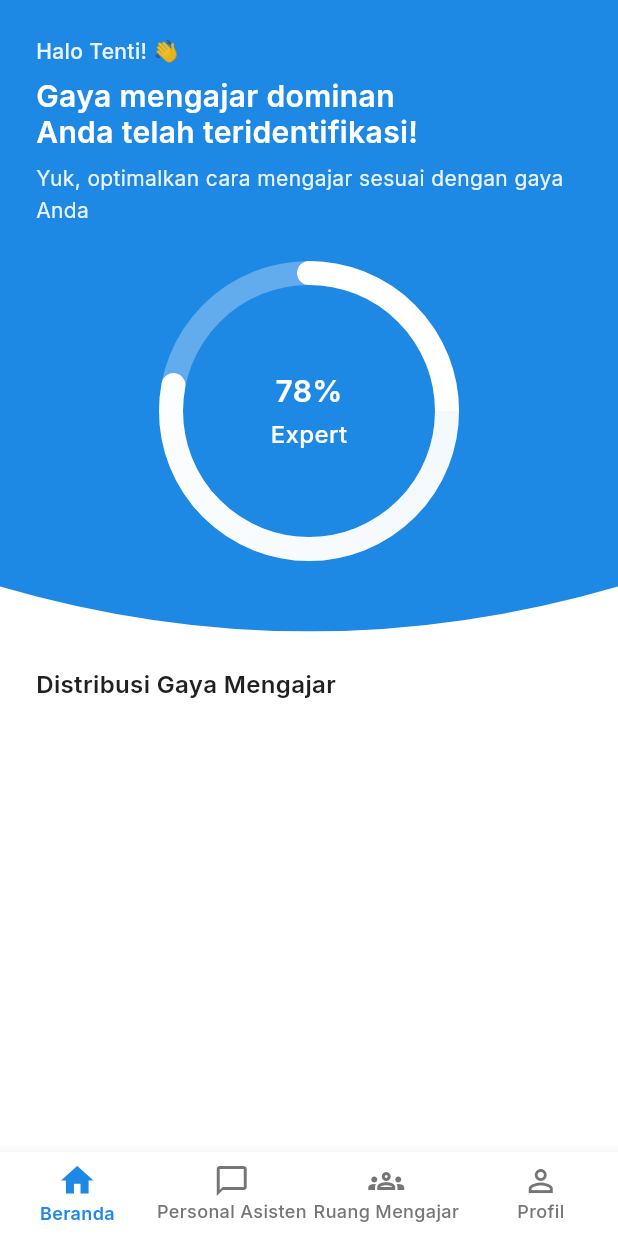
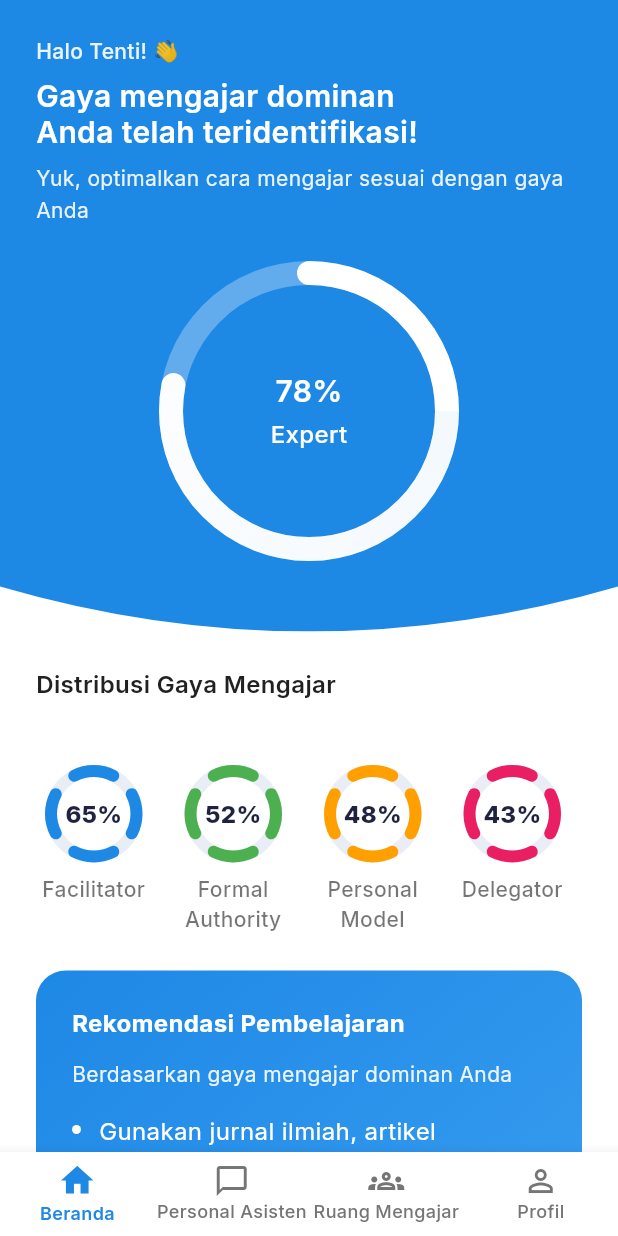
Before and after one commit to BimbingInOfficial/bimbingin-app, a Flutter app: the screen it shows after launch, on a phone screen of 412 x 824 dp. Run offline on Flutter 3.47's test engine with Material 3 defaults, Android fonts, the phone set to English and light mode, and no system bars; our stand-ins replace get, google_fonts.

Commit message:
feat: recomendation card

```diff
--- /dev/null
+++ b/lib/app/core/widgets/mini_circular_stat.dart
@@ -0,0 +1,121 @@
+import 'dart:math' as math;
+import 'package:flutter/material.dart';
+import '../theme/app_spacing.dart';
+import '../theme/app_typography.dart';
+
+/// Mini circular statistic with 4 fixed dashes (top, right, bottom, left)
+/// The colored ring is NOT tied to percent; percent shown as text only.
+class MiniCircularStat extends StatelessWidget {
+  final Color color;
+  final double percent; // 0..100
+  final String label;
+  final double size;
+  final double strokeWidth;
+  final double segmentSweepRadians; // length of each dash (in radians)
+
+  const MiniCircularStat({
+    super.key,
+    required this.color,
+    required this.percent,
+    required this.label,
+    this.size = 65,
+    this.strokeWidth = 8,
+    this.segmentSweepRadians = 0.95, // ≈54° per dash, adjust to taste
+  }) : assert(percent >= 0 && percent <= 100, 'percent must be 0..100');
+
+  @override
+  Widget build(BuildContext context) {
+    return Column(
+      mainAxisSize: MainAxisSize.min,
+      children: [
+        SizedBox(
+          width: size,
+          height: size,
+          child: Stack(
+            alignment: Alignment.center,
+            children: [
+              CustomPaint(
+                size: Size(size, size),
+                painter: _FourDashRingPainter(
+                  color: color,
+                  trackColor: const Color(0xFFE9EDF5), // soft gray like design
+                  strokeWidth: strokeWidth,
+                  dashSweep: segmentSweepRadians,
+                ),
+              ),
+              Text(
+                '${percent.toStringAsFixed(0)}%',
+                style: AppTypography.titleMedium.copyWith(
+                  color: const Color(0xFF1F2340), // dark navy-ish
+                  fontWeight: FontWeight.w800,
+                ),
+              ),
+            ],
+          ),
+        ),
+        SizedBox(height: AppSpacing.sm),
+        SizedBox(
+          width: size + 12,
+          child: Text(
+            label,
+            textAlign: TextAlign.center,
+            style: AppTypography.labelLarge.copyWith(color: Colors.black54),
+            maxLines: 2,
+            overflow: TextOverflow.ellipsis,
+          ),
+        ),
+      ],
+    );
+  }
+}
+
+class _FourDashRingPainter extends CustomPainter {
+  final Color color;
+  final Color trackColor;
+  final double strokeWidth;
+  final double dashSweep;
+
+  _FourDashRingPainter({
+    required this.color,
+    required this.trackColor,
+    required this.strokeWidth,
+    required this.dashSweep,
+  });
+
+  @override
+  void paint(Canvas canvas, Size size) {
+    final center = Offset(size.width / 2, size.height / 2);
+    final radius = (size.width - strokeWidth) / 2;
+
+    final trackPaint = Paint()
+      ..style = PaintingStyle.stroke
+      ..strokeWidth = strokeWidth
+      ..strokeCap = StrokeCap.round
+      ..color = trackColor;
+
+    final dashPaint = Paint()
+      ..style = PaintingStyle.stroke
+      ..strokeWidth = strokeWidth
+      ..strokeCap = StrokeCap.round
+      ..color = color;
+
+    // background ring
+    canvas.drawCircle(center, radius, trackPaint);
+
+    final rect = Rect.fromCircle(center: center, radius: radius);
+
+    // Center angles for top, right, bottom, left
+    const angles = [-math.pi / 2, 0.0, math.pi / 2, math.pi];
+    for (final angle in angles) {
+      final start = angle - dashSweep / 2; // center each dash on the axis
+      canvas.drawArc(rect, start, dashSweep, false, dashPaint);
+    }
+  }
+
+  @override
+  bool shouldRepaint(covariant _FourDashRingPainter oldDelegate) =>
+      oldDelegate.color != color ||
+      oldDelegate.trackColor != trackColor ||
+      oldDelegate.strokeWidth != strokeWidth ||
+      oldDelegate.dashSweep != dashSweep;
+}
--- /dev/null
+++ b/lib/app/core/widgets/recomendation_card.dart
@@ -0,0 +1,104 @@
+import 'package:flutter/material.dart';
+
+import '../theme/app_colors.dart';
+import '../theme/app_spacing.dart';
+import '../theme/app_typography.dart';
+
+/// RecommendationCard
+/// A reusable blue gradient card with title, subtitle and bullet list items.
+/// Place under: lib/app/core/widgets/recommendation_card.dart
+class RecommendationCard extends StatelessWidget {
+  final String title;
+  final String subtitle;
+  final List<String> items;
+  final double radius;
+  final EdgeInsets? padding;
+  final List<Color>? gradientColors;
+
+  const RecommendationCard({
+    super.key,
+    required this.title,
+    required this.subtitle,
+    required this.items,
+    this.radius = 20,
+    this.padding,
+    this.gradientColors,
+  });
+
+  @override
+  Widget build(BuildContext context) {
+    final colors = gradientColors ?? [AppColors.primary, AppColors.primaryLight];
+
+    return Container(
+      decoration: BoxDecoration(
+        gradient: LinearGradient(
+          colors: colors,
+          begin: Alignment.topLeft,
+          end: Alignment.bottomRight,
+        ),
+        borderRadius: BorderRadius.circular(radius),
+      ),
+      padding: padding ?? EdgeInsets.all(AppSpacing.xl),
+      child: Column(
+        crossAxisAlignment: CrossAxisAlignment.start,
+        children: [
+          Text(
+            title,
+            style: AppTypography.titleLarge.copyWith(
+              color: Colors.white,
+              fontWeight: FontWeight.w700,
+            ),
+          ),
+          SizedBox(height: AppSpacing.md),
+          if (subtitle.isNotEmpty)
+            Text(
+              subtitle,
+              style: AppTypography.bodyMedium.copyWith(
+                color: Colors.white.withOpacity(0.9),
+              ),
+            ),
+          SizedBox(height: AppSpacing.lg),
+          ...items.map((t) => Padding(
+                padding: EdgeInsets.only(bottom: AppSpacing.md),
+                child: _BulletItem(text: t),
+              )),
+        ],
+      ),
+    );
+  }
+}
+
+class _BulletItem extends StatelessWidget {
+  final String text;
+  const _BulletItem({required this.text});
+
+  @override
+  Widget build(BuildContext context) {
+    return Row(
+      crossAxisAlignment: CrossAxisAlignment.start,
+      children: [
+        // bullet dot
+        Container(
+          margin: EdgeInsets.only(top: 8),
+          width: 6,
+          height: 6,
+          decoration: const BoxDecoration(
+            color: Colors.white,
+            shape: BoxShape.circle,
+          ),
+        ),
+        SizedBox(width: AppSpacing.md),
+        // text
+        Expanded(
+          child: Text(
+            text,
+            style: AppTypography.bodyLarge.copyWith(
+              color: Colors.white,
+              height: 1.5,
+            ),
+          ),
+        ),
+      ],
+    );
+  }
+}
--- a/lib/app/modules/guru_homepage/views/guru_homepage_view.dart
+++ b/lib/app/modules/guru_homepage/views/guru_homepage_view.dart
@@ -1,6 +1,8 @@
 import 'package:bimbingin_app/app/core/theme/app_colors.dart';
 import 'package:bimbingin_app/app/core/theme/app_spacing.dart';
 import 'package:bimbingin_app/app/core/theme/app_typography.dart';
+import 'package:bimbingin_app/app/core/widgets/mini_circular_stat.dart';
+import 'package:bimbingin_app/app/core/widgets/recomendation_card.dart';
 import 'package:bimbingin_app/app/core/widgets/topbanner_homepage.dart';
 import 'package:flutter/material.dart';
 
@@ -30,8 +32,53 @@ class GuruHomepageView extends StatelessWidget {
               ),
             ),
           ),
-          SizedBox(height: AppSpacing.xxxl),
-
+          SizedBox(height: 19),
+          Padding(
+            padding: EdgeInsets.symmetric(horizontal: AppSpacing.xl),
+            child: Wrap(
+              alignment: WrapAlignment.spaceBetween,
+              spacing: AppSpacing.lg,
+              runSpacing: AppSpacing.lg,
+              children: const [
+                MiniCircularStat(
+                  color: AppColors.primary,
+                  percent: 65,
+                  label: 'Facilitator',
+                ),
+                MiniCircularStat(
+                  color: Color(0xFF4CAF50),
+                  percent: 52,
+                  label: 'Formal Authority',
+                ),
+                MiniCircularStat(
+                  color: Color(0xFFFFA000),
+                  percent: 48,
+                  label: 'Personal Model',
+                ),
+                MiniCircularStat(
+                  color: Color(0xFFE91E63),
+                  percent: 43,
+                  label: 'Delegator',
+                ),
+              ],
+            ),
+          ),
+          Padding(
+            padding: EdgeInsets.all(AppSpacing.xl),
+            child: RecommendationCard(
+              title: 'Rekomendasi Pembelajaran',
+              subtitle: 'Berdasarkan gaya mengajar dominan Anda',
+              items: const [
+                'Gunakan jurnal ilmiah, artikel akademik, dan buku referensi untuk memperkuat pemahaman.',
+                'Buat target spesifik untuk setiap sesi pengajaran.',
+                'Gunakan tools seperti Notion, Zotero, atau Trello untuk mengatur sumber belajar dan progres.',
+                'Dorong siswa untuk menulis refleksi atau berdiskusi dengan mentor untuk menguji pemahaman.',
+              ],
+              // opsional:
+              // radius: 24,
+              // gradientColors: [AppColors.primaryDark, AppColors.primaryLight],
+            ),
+          ),
         ],
       ),
     );
--- a/lib/app/routes/app_pages.dart
+++ b/lib/app/routes/app_pages.dart
@@ -16,31 +16,31 @@ part 'app_routes.dart';
 class AppPages {
   AppPages._();
 
-  static const INITIAL = Routes.ROOT;
+  static const INITIAL = Routes.root;
 
   static final routes = [
     GetPage(
-      name: _Paths.GURU_HOMEPAGE,
+      name: _Paths.guruHomePage,
       page: () => const GuruHomepageView(),
       binding: GuruHomepageBinding(),
     ),
     GetPage(
-      name: _Paths.GURU_CHATBOT,
+      name: _Paths.guruChatBot,
       page: () => const GuruChatbotView(),
       binding: GuruChatbotBinding(),
     ),
     GetPage(
-      name: _Paths.GURU_RUANGBELAJAR,
+      name: _Paths.guruRuangBelajar,
       page: () => const GuruRuangbelajarView(),
       binding: GuruRuangbelajarBinding(),
     ),
     GetPage(
-      name: _Paths.GURU_PROFILEPAGE,
+      name: _Paths.guruProfilePage,
       page: () => const GuruProfilepageView(),
       binding: GuruProfilepageBinding(),
     ),
     GetPage(
-      name: _Paths.ROOT,
+      name: _Paths.root,
       page: () => const RootView(),
       binding: RootBinding(),
     ),
--- a/lib/app/routes/app_routes.dart
+++ b/lib/app/routes/app_routes.dart
@@ -3,18 +3,18 @@ part of 'app_pages.dart';
 
 abstract class Routes {
   Routes._();
-  static const GURU_HOMEPAGE = _Paths.GURU_HOMEPAGE;
-  static const GURU_CHATBOT = _Paths.GURU_CHATBOT;
-  static const GURU_RUANGBELAJAR = _Paths.GURU_RUANGBELAJAR;
-  static const GURU_PROFILEPAGE = _Paths.GURU_PROFILEPAGE;
-  static const ROOT = _Paths.ROOT;
+  static const guruHomePage = _Paths.guruHomePage;
+  static const guruChatBot = _Paths.guruChatBot;
+  static const guruRuangBelajar = _Paths.guruRuangBelajar;
+  static const guruProfilePage = _Paths.guruProfilePage;
+  static const root = _Paths.root;
 }
 
 abstract class _Paths {
   _Paths._();
-  static const GURU_HOMEPAGE = '/guru-homepage';
-  static const GURU_CHATBOT = '/guru-chatbot';
-  static const GURU_RUANGBELAJAR = '/guru-ruangbelajar';
-  static const GURU_PROFILEPAGE = '/guru-profilepage';
-  static const ROOT = '/root';
+  static const guruHomePage = '/guru-homepage';
+  static const guruChatBot = '/guru-chatbot';
+  static const guruRuangBelajar = '/guru-ruangbelajar';
+  static const guruProfilePage = '/guru-profilepage';
+  static const root = '/root';
 }
```
